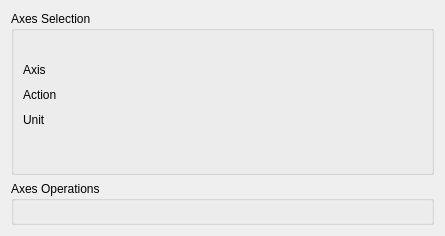
First picture: the form in SciDataTool/GUI/WAxisManager/WAxisManager.ui, repository Eomys/SciDataTool, before the edit.
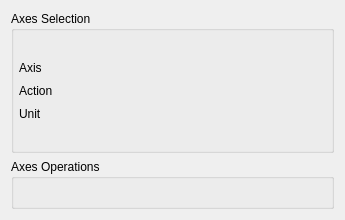
Second picture: the form after the edit. Custom widgets are drawn as their Qt base class.

Commit message: [NF] Fixing vosual bug when switching between when we have only one axis in WAxisManager and when we have two of them

Patch:
```diff
--- a/SciDataTool/GUI/WAxisManager/WAxisManager.ui
+++ b/SciDataTool/GUI/WAxisManager/WAxisManager.ui
@@ -6,8 +6,8 @@
    <rect>
     <x>0</x>
     <y>0</y>
-    <width>445</width>
-    <height>236</height>
+    <width>345</width>
+    <height>220</height>
    </rect>
   </property>
   <property name="windowTitle">
@@ -38,9 +38,21 @@
       <string>Axes Selection</string>
      </property>
      <layout class="QHBoxLayout" name="lay_axes">
+      <property name="spacing">
+       <number>4</number>
+      </property>
+      <property name="leftMargin">
+       <number>5</number>
+      </property>
       <property name="topMargin">
        <number>0</number>
       </property>
+      <property name="rightMargin">
+       <number>5</number>
+      </property>
+      <property name="bottomMargin">
+       <number>0</number>
+      </property>
       <item>
        <layout class="QVBoxLayout" name="verticalLayout">
         <item>
@@ -106,7 +118,7 @@
           <property name="minimumSize">
            <size>
             <width>0</width>
-            <height>28</height>
+            <height>23</height>
            </size>
           </property>
           <property name="text">
```
The commit also changes 5 other files.
